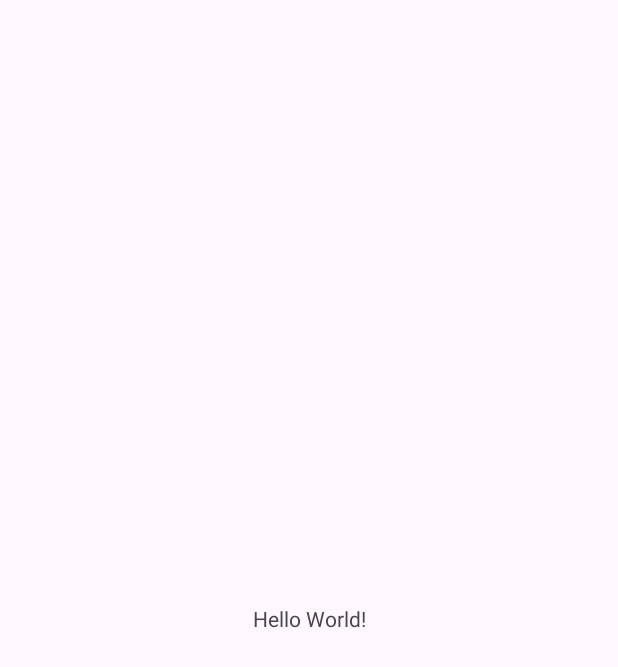
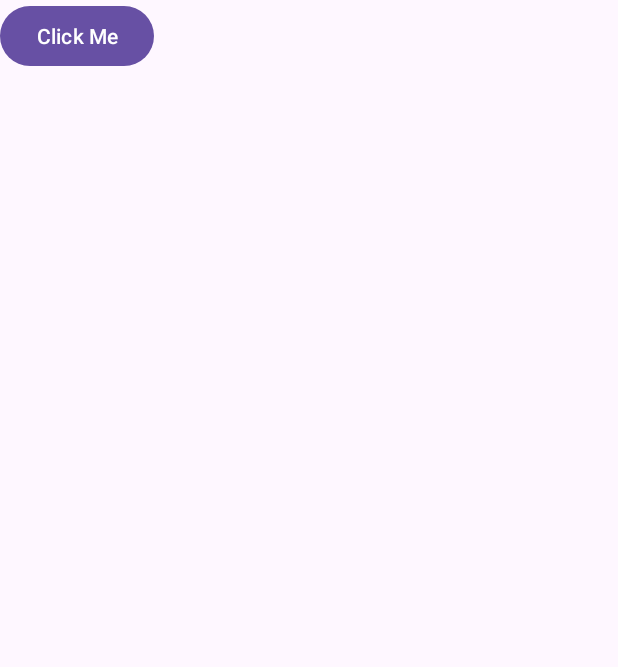
Before and after one commit to gs7073/Ex01.1, an Android app: the screen it shows after launch (MainActivity), on a phone screen of 412 x 824 dp. Before the commit the part shown is almost empty. Shown: the top 667 px of the screen. Run offline under Robolectric (Android 15) with nearby library versions, the phone set to English and light mode, and no system bars.

Commit message:
first commit

```diff
--- a/app/src/main/java/com/example/ex01/MainActivity.java
+++ b/app/src/main/java/com/example/ex01/MainActivity.java
@@ -1,6 +1,8 @@
 package com.example.ex01;
 
 import android.os.Bundle;
+import android.view.View;
+import android.widget.Button;
 
 import androidx.activity.EdgeToEdge;
 import androidx.appcompat.app.AppCompatActivity;
@@ -15,5 +17,15 @@ public class MainActivity extends AppCompatActivity {
         super.onCreate(savedInstanceState);
         EdgeToEdge.enable(this);
         setContentView(R.layout.activity_main);
+        Button btn;
+        btn = findViewById(R.id.btnClickMe);
+        btn.setOnClickListener(new View.OnClickListener() {
+            @Override
+            public void onClick(View v) {
+                btn.setText("Oh, yea, I’ve been clicked!\n");
+            }
+
+
+        });
         };
     }
--- a/app/src/main/res/layout/activity_main.xml
+++ b/app/src/main/res/layout/activity_main.xml
@@ -7,13 +7,12 @@
     android:layout_height="match_parent"
     tools:context=".MainActivity">
 
-    <TextView
+    <Button
+        android:id="@+id/btnClickMe"
         android:layout_width="wrap_content"
         android:layout_height="wrap_content"
-        android:text="Hello World!"
-        app:layout_constraintBottom_toBottomOf="parent"
-        app:layout_constraintEnd_toEndOf="parent"
-        app:layout_constraintStart_toStartOf="parent"
-        app:layout_constraintTop_toTopOf="parent" />
-
+        android:text="Click Me"
+        tools:layout_editor_absoluteX="187dp"
+        tools:layout_editor_absoluteY="368dp"
+        tools:ignore="MissingConstraints" />
 </androidx.constraintlayout.widget.ConstraintLayout>
```
